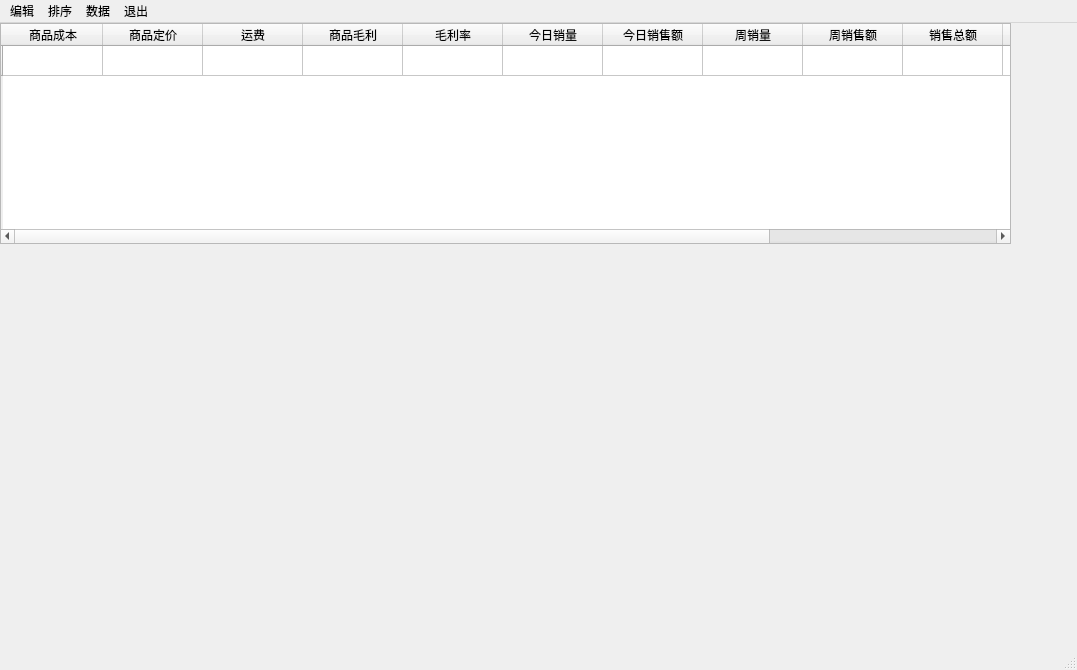
Old version of the form goods.ui in the repository chen03-1/qt-shopping.
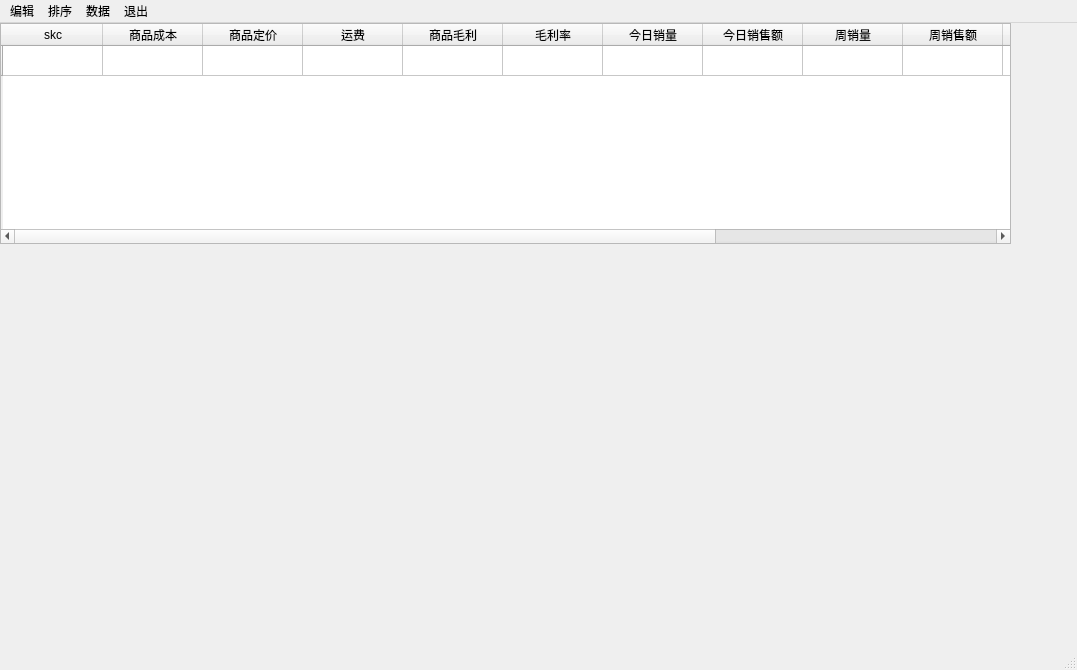
New version of the form.

Patch:
```diff
--- a/goods.ui
+++ b/goods.ui
@@ -52,6 +52,11 @@
       <string/>
      </property>
     </row>
+    <column>
+     <property name="text">
+      <string>skc</string>
+     </property>
+    </column>
     <column>
      <property name="text">
       <string>商品成本</string>
```
